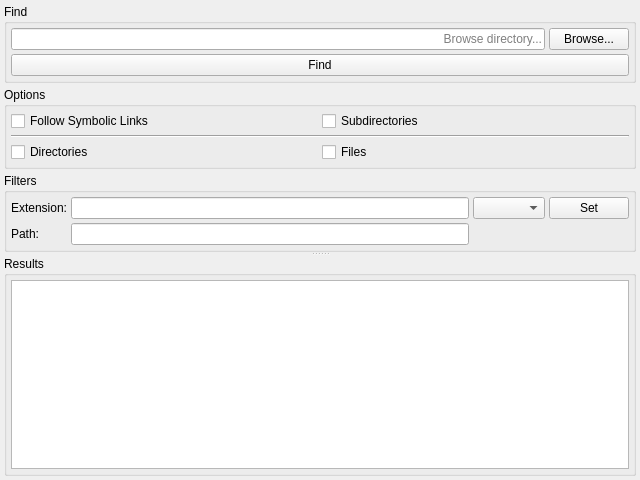
The window that csFiles/ui/forms/WFind.ui (CaSchmidt/csFiles) describes before a commit, drawn with Qt 5.
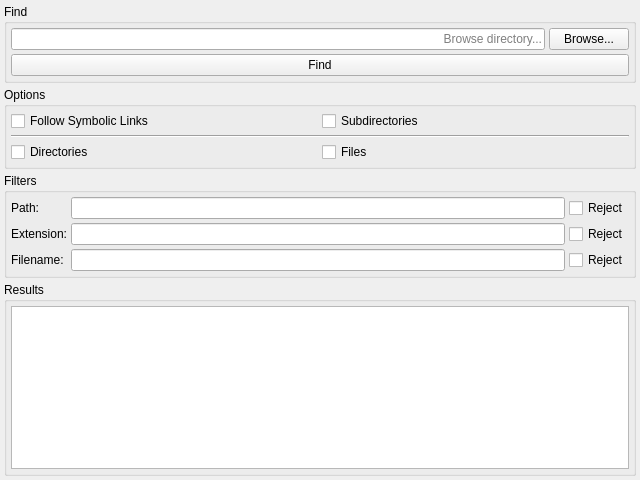
The same window after the commit.

Commit message: Refactoring of WFind's UI.

```diff
--- a/csFiles/ui/forms/WFind.ui
+++ b/csFiles/ui/forms/WFind.ui
@@ -13,32 +13,22 @@
   <property name="windowTitle">
    <string>WFind</string>
   </property>
-  <layout class="QVBoxLayout" name="verticalLayout_3">
-   <property name="spacing">
-    <number>4</number>
-   </property>
-   <property name="leftMargin">
-    <number>4</number>
-   </property>
-   <property name="topMargin">
-    <number>4</number>
-   </property>
-   <property name="rightMargin">
-    <number>4</number>
-   </property>
-   <property name="bottomMargin">
-    <number>4</number>
-   </property>
-   <item>
-    <widget class="QSplitter" name="splitter">
-     <property name="orientation">
-      <enum>Qt::Vertical</enum>
-     </property>
-     <widget class="QWidget" name="layoutWidget">
       <layout class="QVBoxLayout" name="verticalLayout_2">
        <property name="spacing">
         <number>4</number>
        </property>
+   <property name="leftMargin">
+    <number>4</number>
+   </property>
+   <property name="topMargin">
+    <number>4</number>
+   </property>
+   <property name="rightMargin">
+    <number>4</number>
+   </property>
+   <property name="bottomMargin">
+    <number>4</number>
+   </property>
        <item>
         <widget class="QGroupBox" name="groupBox">
          <property name="title">
@@ -171,36 +161,33 @@
            <number>4</number>
           </property>
           <item row="0" column="0">
-           <widget class="QLabel" name="label">
-            <property name="text">
-             <string>Extension:</string>
-            </property>
-           </widget>
-          </item>
-          <item row="0" column="1">
-           <widget class="QLineEdit" name="extensionEdit">
-            <property name="clearButtonEnabled">
-             <bool>true</bool>
-            </property>
-           </widget>
-          </item>
-          <item row="0" column="2">
-           <widget class="QComboBox" name="comboBox"/>
-          </item>
-          <item row="0" column="3">
-           <widget class="QPushButton" name="pushButton">
-            <property name="text">
-             <string>Set</string>
-            </property>
-           </widget>
-          </item>
-          <item row="1" column="0">
            <widget class="QLabel" name="label_2">
             <property name="text">
              <string>Path:</string>
             </property>
            </widget>
           </item>
+      <item row="0" column="1">
+       <widget class="QLineEdit" name="pathFilterEdit">
+        <property name="clearButtonEnabled">
+         <bool>true</bool>
+        </property>
+       </widget>
+      </item>
+      <item row="0" column="2">
+       <widget class="QCheckBox" name="pathRejectCheck">
+        <property name="text">
+         <string>Reject</string>
+        </property>
+       </widget>
+      </item>
+      <item row="1" column="0">
+       <widget class="QLabel" name="label">
+        <property name="text">
+         <string>Extension:</string>
+        </property>
+       </widget>
+      </item>
           <item row="1" column="1">
            <widget class="QLineEdit" name="pathEdit">
             <property name="clearButtonEnabled">
@@ -208,11 +195,34 @@
             </property>
            </widget>
           </item>
-         </layout>
-        </widget>
-       </item>
-      </layout>
-     </widget>
+      <item row="1" column="2">
+       <widget class="QCheckBox" name="extensionRejectCheck">
+        <property name="text">
+         <string>Reject</string>
+        </property>
+       </widget>
+      </item>
+      <item row="2" column="0">
+       <widget class="QLabel" name="label_3">
+        <property name="text">
+         <string>Filename:</string>
+        </property>
+       </widget>
+      </item>
+      <item row="2" column="1">
+       <widget class="QLineEdit" name="filenameFilterEdit"/>
+      </item>
+      <item row="2" column="2">
+       <widget class="QCheckBox" name="filenameRejectCheck">
+        <property name="text">
+         <string>Reject</string>
+        </property>
+       </widget>
+      </item>
+     </layout>
+    </widget>
+   </item>
+   <item>
      <widget class="QGroupBox" name="groupBox_3">
       <property name="title">
        <string>Results</string>
@@ -245,7 +255,6 @@
        </item>
       </layout>
      </widget>
-    </widget>
    </item>
   </layout>
  </widget>
```
Left out of the diff: 12 changed lines with no effect on the pictures. Lines whose indentation alone changed are shown as unchanged. The commit also changes 1 other file.
